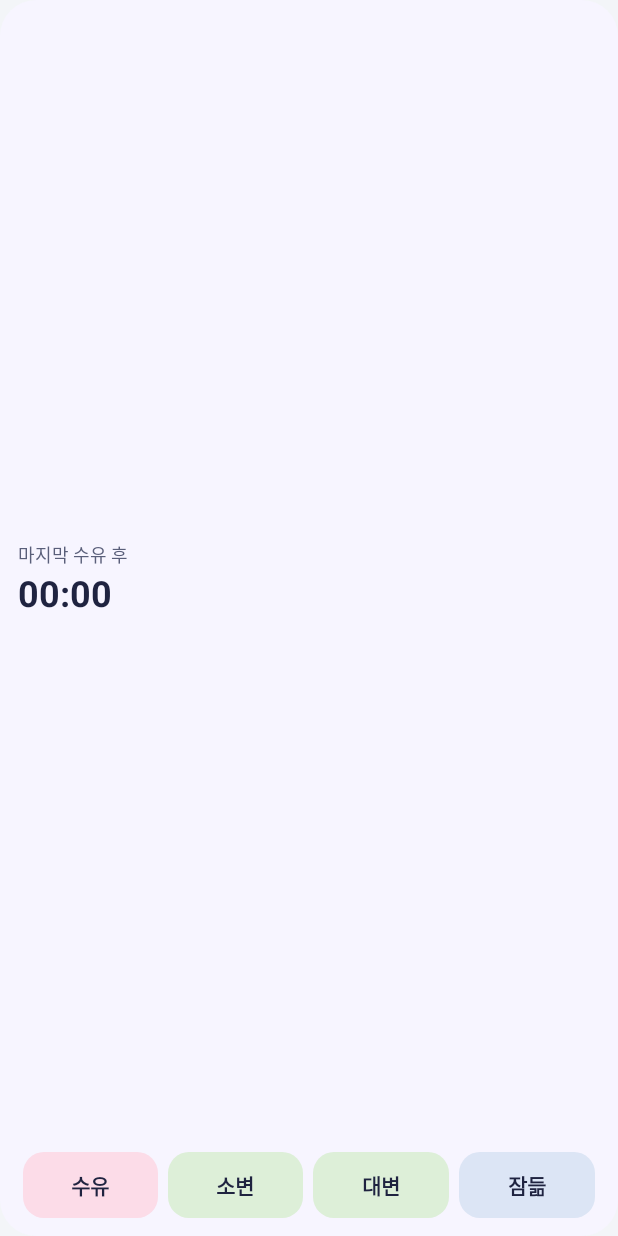
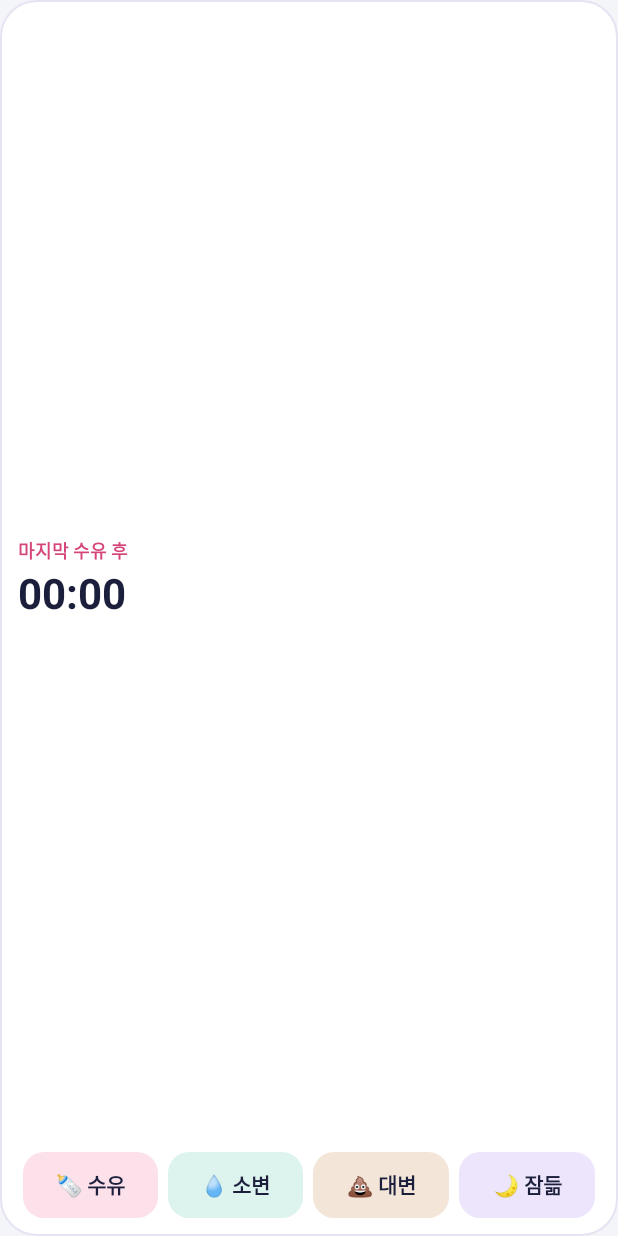
Before and after one commit to leecornell0131-ux/babylog, an Android app: the layout widget_quick.xml on its own in the app's theme, with its tools: preview values and no code run, on a phone screen of 412 x 824 dp. Run offline under Robolectric (Android 15) with nearby library versions, the phone set to English and light mode, and no system bars.

Commit message:
위젯: 오늘 요약 칸 순서 바꿈, 항목 색·그림으로 더 또렷하게
- 오늘 요약: 위 줄 수유·마지막 수유 후, 아래 줄 기저귀·수면. 칸마다 항목 색을 옅게 깐 둥근 칸
- 항목 색(수유 분홍, 수면 보라, 기저귀 민트, 대변 갈색)을 이름표·버튼에 쓰고 버튼에 그림 글자
- 위젯 바탕을 흰색+얇은 테두리로, 시간 숫자를 조금 크게

Co-Authored-By: Claude Opus 5.5 (1M context) <noreply@anthropic.com>
Claude-Session: https://claude.ai/code/session_01WxQuJfCoNZS1atzRGJ1d5a

```diff
--- /dev/null
+++ b/android-app/app/src/main/res/drawable/btn_poo.xml
@@ -0,0 +1,4 @@
+<shape xmlns:android="http://schemas.android.com/apk/res/android" android:shape="rectangle">
+    <solid android:color="@color/btn_poo" />
+    <corners android:radius="14dp" />
+</shape>
--- /dev/null
+++ b/android-app/app/src/main/res/drawable/tile_diaper.xml
@@ -0,0 +1,4 @@
+<shape xmlns:android="http://schemas.android.com/apk/res/android" android:shape="rectangle">
+    <solid android:color="@color/btn_diaper" />
+    <corners android:radius="16dp" />
+</shape>
--- /dev/null
+++ b/android-app/app/src/main/res/drawable/tile_feed.xml
@@ -0,0 +1,4 @@
+<shape xmlns:android="http://schemas.android.com/apk/res/android" android:shape="rectangle">
+    <solid android:color="@color/btn_feed" />
+    <corners android:radius="16dp" />
+</shape>
--- /dev/null
+++ b/android-app/app/src/main/res/drawable/tile_sleep.xml
@@ -0,0 +1,4 @@
+<shape xmlns:android="http://schemas.android.com/apk/res/android" android:shape="rectangle">
+    <solid android:color="@color/btn_sleep" />
+    <corners android:radius="16dp" />
+</shape>
--- a/android-app/app/src/main/res/drawable/widget_bg.xml
+++ b/android-app/app/src/main/res/drawable/widget_bg.xml
@@ -1,4 +1,5 @@
 <shape xmlns:android="http://schemas.android.com/apk/res/android" android:shape="rectangle">
     <solid android:color="@color/widget_bg" />
+    <stroke android:width="1dp" android:color="@color/widget_line" />
     <corners android:radius="24dp" />
 </shape>
--- a/android-app/app/src/main/res/layout/widget_quick.xml
+++ b/android-app/app/src/main/res/layout/widget_quick.xml
@@ -25,15 +25,16 @@
                 android:layout_width="wrap_content"
                 android:layout_height="wrap_content"
                 android:text="마지막 수유 후"
-                android:textColor="@color/widget_sub"
-                android:textSize="12sp" />
+                android:textColor="@color/feed_ink"
+                android:textSize="12sp"
+                android:textStyle="bold" />
 
             <Chronometer
                 android:id="@+id/feed_timer"
                 android:layout_width="wrap_content"
                 android:layout_height="wrap_content"
                 android:textColor="@color/widget_ink"
-                android:textSize="24sp"
+                android:textSize="28sp"
                 android:textStyle="bold" />
 
             <TextView
@@ -59,8 +60,9 @@
                 android:layout_width="wrap_content"
                 android:layout_height="wrap_content"
                 android:text="수면 중"
-                android:textColor="@color/widget_sub"
-                android:textSize="12sp" />
+                android:textColor="@color/sleep_ink"
+                android:textSize="12sp"
+                android:textStyle="bold" />
 
             <Chronometer
                 android:id="@+id/live_timer"
@@ -82,24 +84,24 @@
             android:id="@+id/b_feed"
             style="@style/WidgetBtn"
             android:background="@drawable/btn_feed"
-            android:text="수유" />
+            android:text="🍼 수유" />
 
         <TextView
             android:id="@+id/b_pee"
             style="@style/WidgetBtn"
             android:background="@drawable/btn_diaper"
-            android:text="소변" />
+            android:text="💧 소변" />
 
         <TextView
             android:id="@+id/b_poo"
             style="@style/WidgetBtn"
-            android:background="@drawable/btn_diaper"
-            android:text="대변" />
+            android:background="@drawable/btn_poo"
+            android:text="💩 대변" />
 
         <TextView
             android:id="@+id/b_sleep"
             style="@style/WidgetBtn"
             android:background="@drawable/btn_sleep"
-            android:text="잠듦" />
+            android:text="🌙 잠듦" />
     </LinearLayout>
 </LinearLayout>
--- a/android-app/app/src/main/res/values-night/colors.xml
+++ b/android-app/app/src/main/res/values-night/colors.xml
@@ -1,13 +1,18 @@
 <?xml version="1.0" encoding="utf-8"?>
 <resources>
     <color name="bg">#12161C</color>
-    <color name="widget_bg">#1E2030</color>
-    <color name="widget_ink">#ECEEFA</color>
-    <color name="widget_sub">#AEB2CA</color>
-    <color name="btn_feed">#5A2A3E</color>
-    <color name="btn_diaper">#2F4A2C</color>
-    <color name="btn_sleep">#2C3A57</color>
+    <color name="widget_bg">#1C1E2C</color>
+    <color name="widget_ink">#EEF0FB</color>
+    <color name="widget_sub">#A9ADC6</color>
+    <color name="btn_feed">#4A2536</color>
+    <color name="btn_diaper">#1F433D</color>
+    <color name="btn_sleep">#33295A</color>
     <color name="band">#3B49B8</color>
-    <color name="feed_ink">#F07AA0</color>
+    <color name="feed_ink">#F28CAE</color>
     <color name="accent_ink">#9AA6F5</color>
+    <color name="widget_line">#2E3146</color>
+    <color name="btn_poo">#47352A</color>
+    <color name="sleep_ink">#B7A3F7</color>
+    <color name="diaper_ink">#6FD6C2</color>
+    <color name="poo_ink">#DDB088</color>
 </resources>
--- a/android-app/app/src/main/res/values/colors.xml
+++ b/android-app/app/src/main/res/values/colors.xml
@@ -1,13 +1,18 @@
 <?xml version="1.0" encoding="utf-8"?>
 <resources>
     <color name="bg">#F3F5F8</color>
-    <color name="widget_bg">#F7F5FF</color>
-    <color name="widget_ink">#1F2340</color>
-    <color name="widget_sub">#5A5F7A</color>
-    <color name="btn_feed">#FCDCE8</color>
-    <color name="btn_diaper">#DDEFD8</color>
-    <color name="btn_sleep">#DCE5F5</color>
+    <color name="widget_bg">#FFFFFF</color>
+    <color name="widget_ink">#1B1F3B</color>
+    <color name="widget_sub">#6A6F8A</color>
+    <color name="btn_feed">#FCE1EB</color>
+    <color name="btn_diaper">#DDF3EE</color>
+    <color name="btn_sleep">#ECE5FB</color>
     <color name="band">#3B49B8</color>
     <color name="feed_ink">#D6457A</color>
     <color name="accent_ink">#3B49B8</color>
+    <color name="widget_line">#E6E3F2</color>
+    <color name="btn_poo">#F3E6D8</color>
+    <color name="sleep_ink">#7457D6</color>
+    <color name="diaper_ink">#23917F</color>
+    <color name="poo_ink">#9A6533</color>
 </resources>
```
Also changed, not shown: android-app/app/src/main/java/kr/babylog/app/QuickWidget.kt (+5 -5 lines), android-app/app/src/main/res/layout/widget_diaper.xml (+6 -5 lines), android-app/app/src/main/res/layout/widget_feed.xml (+4 -3 lines), android-app/app/src/main/res/layout/widget_sleep.xml (+4 -3 lines), android-app/app/src/main/res/layout/widget_today.xml (+98 -69 lines).
